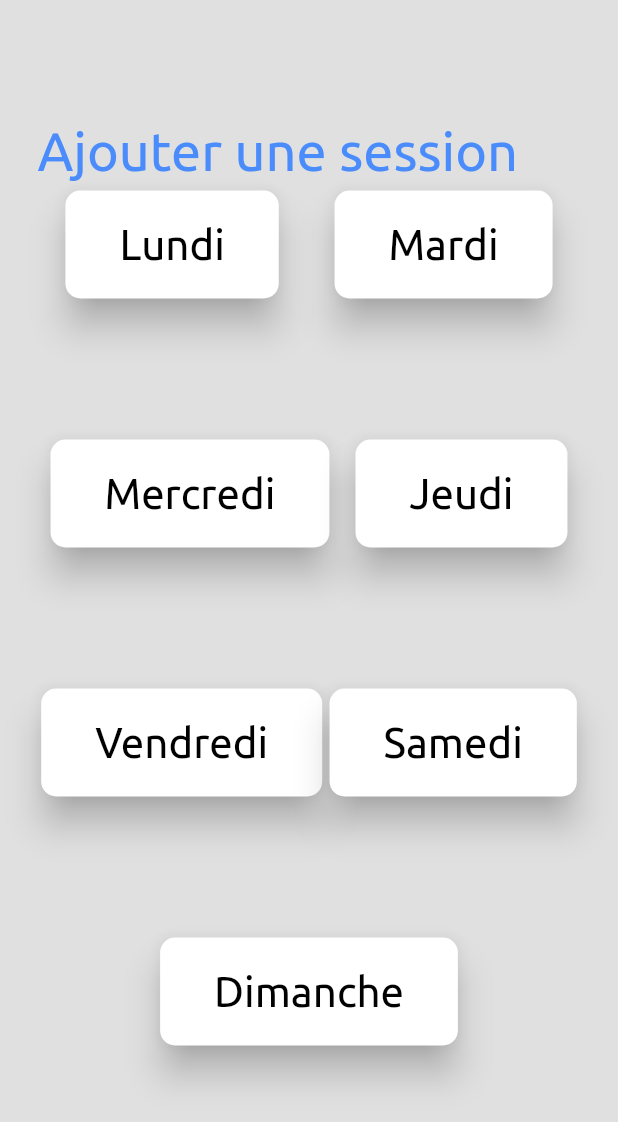
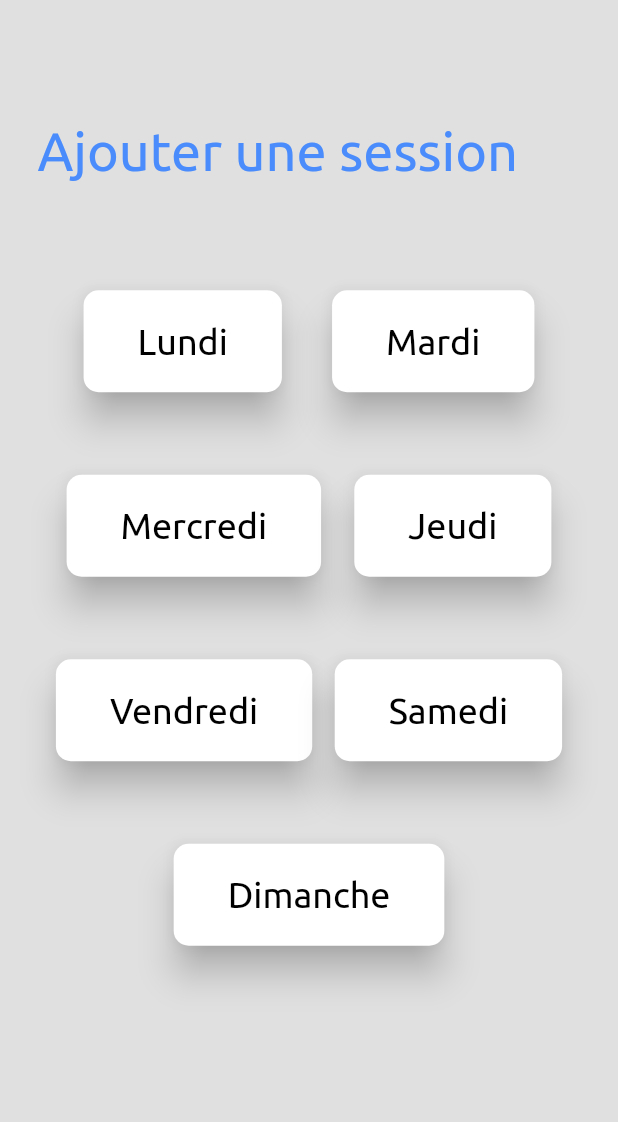
Before and after one commit to Fabccc/MuscleHack, a Flutter app: the _AddSessionInWeek screen opened directly with empty values, on a phone screen of 412 x 824 dp. Shown: the top 1122 px of the screen. Run offline on Flutter 3.47's test engine with Material 2 defaults, Android fonts, the phone set to English and light mode, and no system bars; our stand-ins replace sqflite; accounts and stored records are empty; project files that could hold a hidden picture were left out.

Commit message:
Widget statique => Widget créé a partir d'une map

```diff
--- a/lib/views/week.dart
+++ b/lib/views/week.dart
@@ -156,6 +156,7 @@ class _AddSessionInWeek extends StatelessWidget {
   @override
   Widget build(BuildContext context) {
     DateTime startOfWeek = mu_utils.DateUtils.startOfWeekDate(week.dateTime);
+    const fontSize = 24;
 
     isPresent(int day) {
       return sessions
@@ -173,93 +174,49 @@ class _AddSessionInWeek extends StatelessWidget {
             };
     }
 
+    const weekDef = {
+      "Lundi": 0,
+      "Mardi": 1,
+      "Mercredi": 2,
+      "Jeudi": 3,
+      "Vendredi": 4,
+      "Samedi": 5,
+      "Dimanche": 6,
+    };
+
     return Scaffold(
       backgroundColor: const Color(0xffe0e0e0),
       body: DefaultContainer(
         topbottom: 80,
         child: Stack(children: [
           HeaderText(text: "Ajouter une session"),
-          Column(
+          Container(
+            margin: const EdgeInsets.only(top: 20, bottom: 20),
+            child: Column(
               mainAxisAlignment: MainAxisAlignment.spaceAround,
               crossAxisAlignment: CrossAxisAlignment.center,
               children: [
-              Row(
-                mainAxisAlignment: MainAxisAlignment.spaceAround,
-                children: [
-                  DefaultButton(
-                    content: "Lundi",
-                    fontSize: 28,
+                Center(
+                  child: Wrap(
+                    alignment: WrapAlignment.spaceEvenly,
+                    spacing: 15,
+                    runSpacing: 55,
+                    children: weekDef.entries
+                        .map(
+                          (e) => DefaultButton(
+                            content: e.key,
+                            fontSize: fontSize,
                             paddingLeftRight: 20,
                             paddingTopBottom: 20,
-                    disabled: isPresent(0),
-                    onPressed: addSession(0),
+                            disabled: isPresent(e.value),
+                            onPressed: addSession(e.value),
                           ),
-                  DefaultButton(
-                    content: "Mardi",
-                    fontSize: 28,
-                    paddingLeftRight: 20,
-                    paddingTopBottom: 20,
-                    disabled: isPresent(1),
-                    onPressed: addSession(1),
+                        )
+                        .toList(),
                   ),
+                )
               ],
             ),
-              Row(
-                mainAxisAlignment: MainAxisAlignment.spaceAround,
-                children: [
-                  DefaultButton(
-                    content: "Mercredi",
-                    fontSize: 28,
-                    paddingLeftRight: 20,
-                    paddingTopBottom: 20,
-                    disabled: isPresent(2),
-                    onPressed: addSession(2),
-                  ),
-                  DefaultButton(
-                    content: "Jeudi",
-                    fontSize: 28,
-                    paddingLeftRight: 20,
-                    paddingTopBottom: 20,
-                    disabled: isPresent(3),
-                    onPressed: addSession(3),
-                  ),
-                ],
-              ),
-              Row(
-                mainAxisAlignment: MainAxisAlignment.spaceAround,
-                children: [
-                  DefaultButton(
-                    content: "Vendredi",
-                    fontSize: 28,
-                    paddingLeftRight: 20,
-                    paddingTopBottom: 20,
-                    disabled: isPresent(4),
-                    onPressed: addSession(4),
-                  ),
-                  DefaultButton(
-                    content: "Samedi",
-                    fontSize: 28,
-                    paddingLeftRight: 20,
-                    paddingTopBottom: 20,
-                    disabled: isPresent(5),
-                    onPressed: addSession(5),
-                  ),
-                ],
-              ),
-              Row(
-                mainAxisAlignment: MainAxisAlignment.center,
-                children: [
-                  DefaultButton(
-                    content: "Dimanche",
-                    fontSize: 28,
-                    paddingLeftRight: 20,
-                    paddingTopBottom: 20,
-                    disabled: isPresent(6),
-                    onPressed: addSession(6),
-                  )
-                ],
-              )
-            ],
           ),
         ]),
       ),
```
Lines whose indentation alone changed are shown as unchanged.
